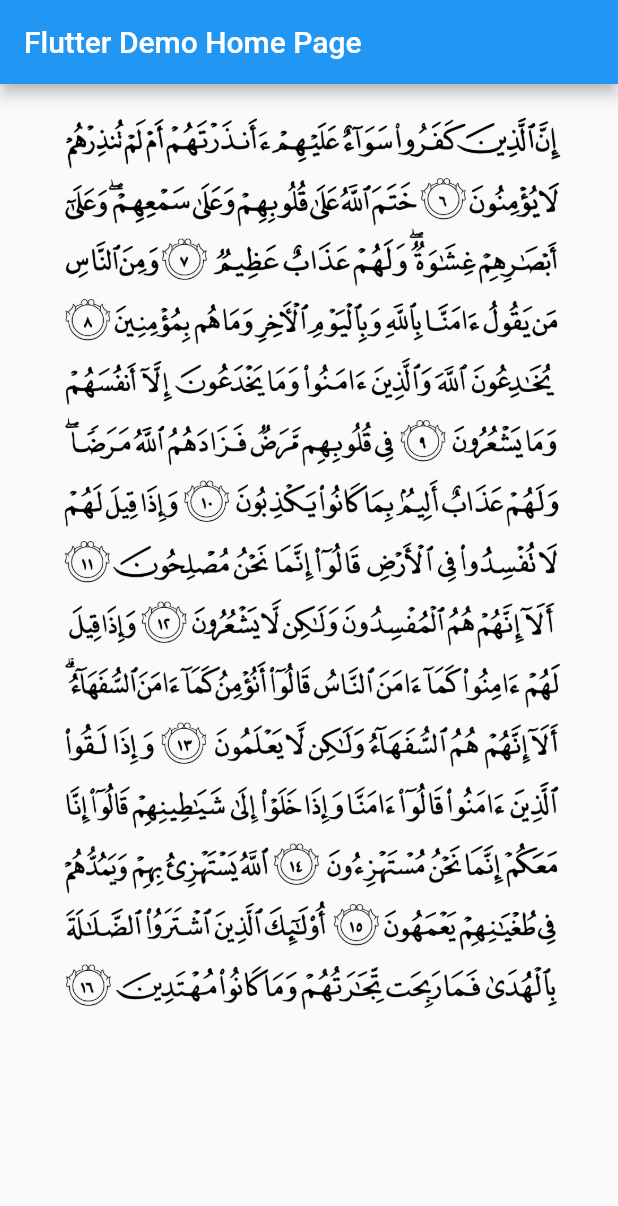
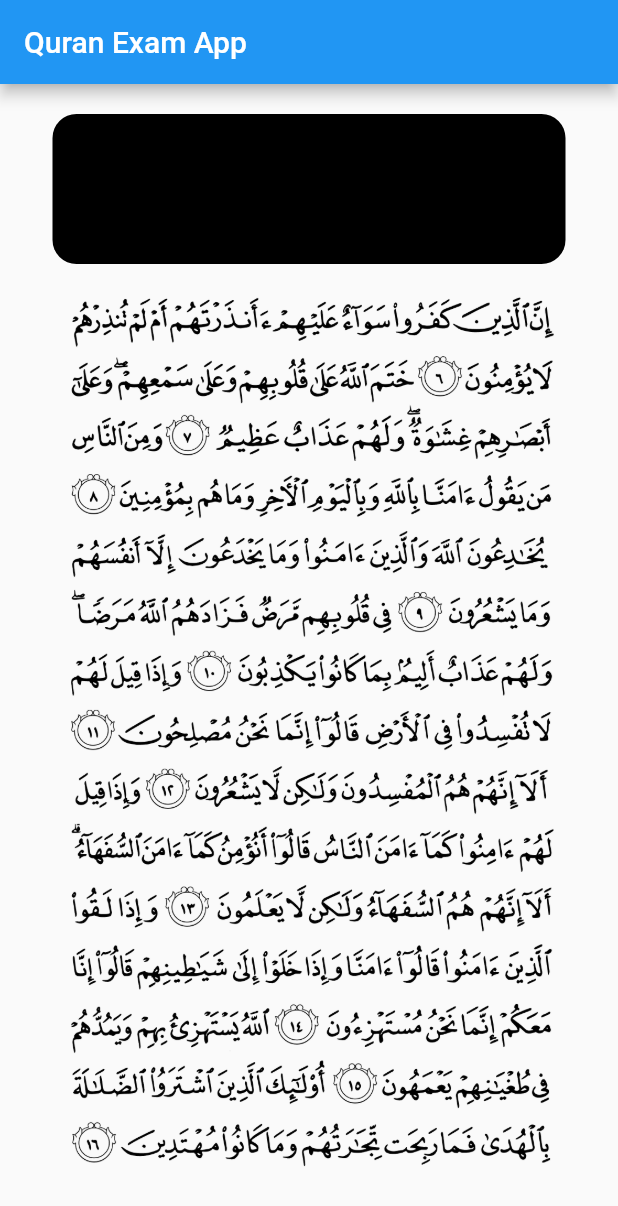
Before and after one commit to zvell08/project-odt-2, a Flutter app: the screen it shows after launch, on a phone screen of 412 x 824 dp. Shown: the top 1206 px of the screen. Run offline on Flutter 3.47's test engine with Material 2 defaults, Android fonts, the phone set to English and light mode, and no system bars.

Commit message:
ariefsonn-commit-2

```diff
--- a/lib/main.dart
+++ b/lib/main.dart
@@ -16,7 +16,7 @@ class MyApp extends StatelessWidget {
       theme: ThemeData(
         primarySwatch: Colors.blue,
       ),
-      home: const MyHomePage(title: 'Flutter Demo Home Page'),
+      home: const MyHomePage(title: 'Quran Exam App'),
     );
   }
 }
@@ -30,11 +30,19 @@ class MyHomePage extends StatefulWidget {
 }
 
 class _MyHomePageState extends State<MyHomePage> {
+  Key centerKey = ValueKey<String>('bottom-sliver-list');
+
   int _nilai = 100;
 
   void _diketuk() {
     setState(() {
       _nilai - 8;
+    });
+  }
+
+  void _terdiam() {
+    setState(() {
+
     });
   }
 
@@ -45,13 +53,26 @@ class _MyHomePageState extends State<MyHomePage> {
         title: Text(widget.title),
       ),
       body: Container(
-        child: Column(
-          children: [
+        child: ListView(
+          padding: const EdgeInsets.symmetric(horizontal: 5.0),
+          children: <Widget>[
+            Container(
+              margin: const EdgeInsets.only(top: 20.0, right: 30.0, left: 30.0),
+              width: 310,
+              height: 100,
+              decoration: BoxDecoration(
+                borderRadius: BorderRadius.circular(16.0),
+                color: Colors.black,
+              ),
+              child: Row(
+                children: [],
+              ),
+            ),
             Container(
               padding: const EdgeInsets.symmetric(vertical: 13, horizontal: 13),
               child: Image.asset('assets/image.png'),
             ), // Image Quran
-            Container(), // Value Exam
+            Container(),
           ],
         ),
       ),
```
